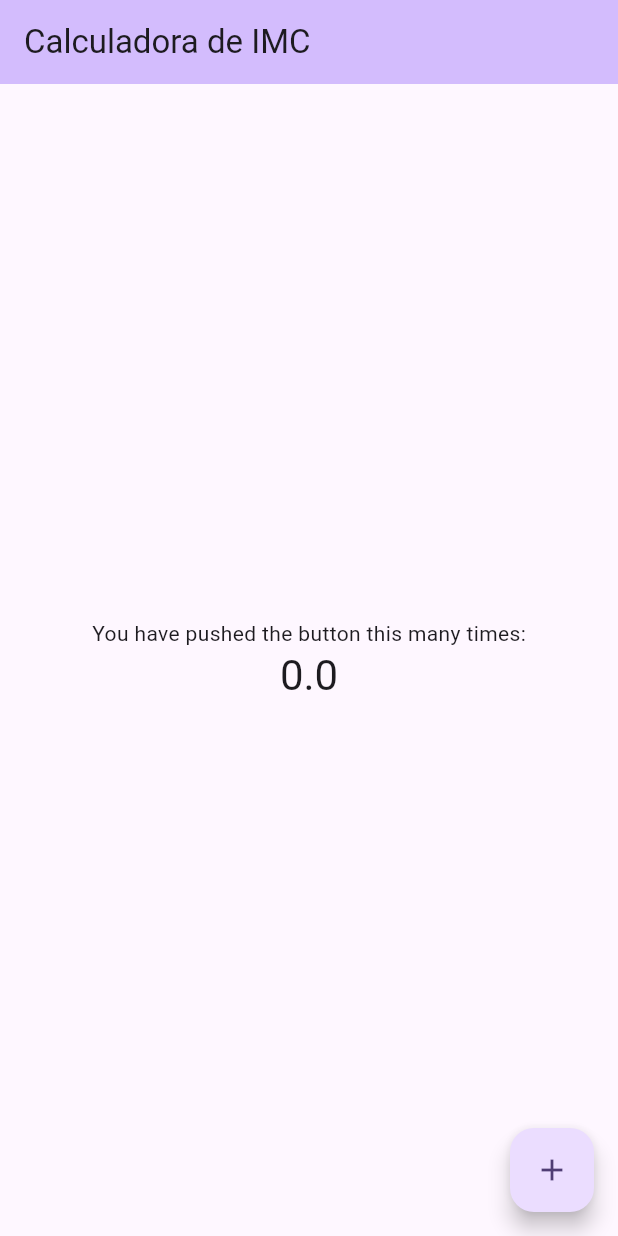
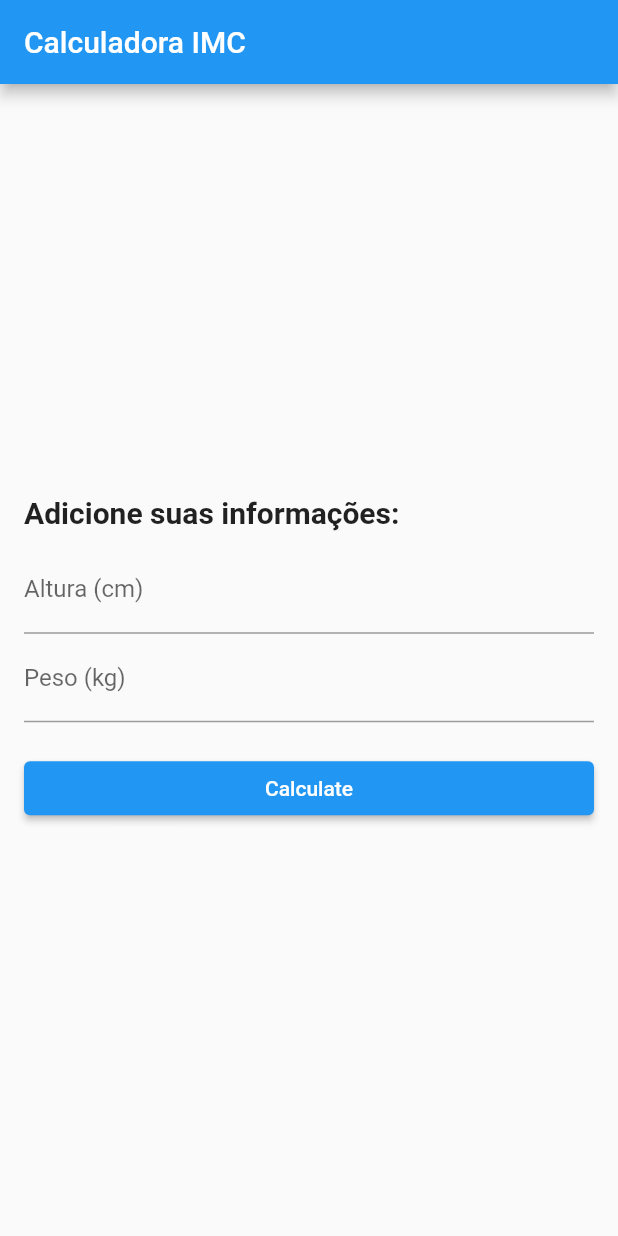
Before and after one commit to LucasRodrigues23/gado_certo, a Flutter app: the screen it shows after launch, on a phone screen of 412 x 824 dp. Run offline on Flutter 3.47's test engine with Material 2 defaults, Android fonts, the phone set to English and light mode, and no system bars.

Commit message:
feat create IMC caculator

```diff
--- a/lib/main.dart
+++ b/lib/main.dart
@@ -1,74 +1,154 @@
 import 'package:flutter/material.dart';
 
 void main() {
-  runApp(const MyApp());
+  runApp(const IMCCalculatorApp());
 }
 
-class MyApp extends StatelessWidget {
-  const MyApp({super.key});
+class IMCCalculatorApp extends StatelessWidget {
+  const IMCCalculatorApp({super.key});
 
   @override
   Widget build(BuildContext context) {
     return MaterialApp(
-      title: 'Calculadora de IMC',
+      title: 'IMC Calculator',
       theme: ThemeData(
-        colorScheme: ColorScheme.fromSeed(seedColor: Colors.deepPurple),
-        useMaterial3: true,
+        primarySwatch: Colors.blue,
       ),
-      home: const MyHomePage(title: 'Calculadora de IMC'),
+      home: const InputScreen(),
     );
   }
 }
 
-class MyHomePage extends StatefulWidget {
-  const MyHomePage({super.key, required this.title});
-
-  final String title;
+class InputScreen extends StatefulWidget {
+  const InputScreen({super.key});
 
   @override
-  State<MyHomePage> createState() => _MyHomePageState();
+  State<InputScreen> createState() => _InputScreenState();
 }
 
-class _MyHomePageState extends State<MyHomePage> {
-  double _counter = 0;
-
-  void _incrementCounter() {
-    setState(() {
-      _counter++;
-    });
-  }
+class _InputScreenState extends State<InputScreen> {
+  TextEditingController heightController = TextEditingController();
+  TextEditingController weightController = TextEditingController();
 
   @override
   Widget build(BuildContext context) {
+    return Scaffold(
+      appBar: AppBar(title: const Text('Calculadora IMC')),
+      body: Padding(
+        padding: const EdgeInsets.all(16.0),
+        child: Column(
+          mainAxisAlignment: MainAxisAlignment.center,
+          crossAxisAlignment: CrossAxisAlignment.stretch,
+          children: [
+            const Text(
+              'Adicione suas informações:',
+              style: TextStyle(fontSize: 20, fontWeight: FontWeight.bold),
+            ),
+            const SizedBox(height: 10),
+            TextField(
+              controller: heightController,
+              decoration: const InputDecoration(labelText: 'Altura (cm)'),
+              keyboardType: TextInputType.number,
+            ),
+            TextField(
+              controller: weightController,
+              decoration: const InputDecoration(labelText: 'Peso (kg)'),
+              keyboardType: TextInputType.number,
+            ),
+            const SizedBox(height: 20),
+            ElevatedButton(
+              onPressed: () {
+                double height = double.tryParse(heightController.text) ?? 0;
+                double weight = double.tryParse(weightController.text) ?? 0;
+                double imc = calculateIMC(height, weight);
 
-    return Scaffold(
-      appBar: AppBar(
-
-        backgroundColor: Theme.of(context).colorScheme.inversePrimary,
-
-        title: Text(widget.title),
-      ),
-      body: Center(
-
-        child: Column(
-
-          mainAxisAlignment: MainAxisAlignment.center,
-          children: <Widget>[
-            const Text(
-              'You have pushed the button this many times:',
-            ),
-            Text(
-              '$_counter',
-              style: Theme.of(context).textTheme.headlineMedium,
+                if (imc.isNaN) {
+                  showDialog(
+                    context: context,
+                    builder: (context) {
+                      return AlertDialog(
+                        title: const Text('Erro'),
+                        content: const Text(
+                            'O valor do IMC não pôde ser calculado.'),
+                        actions: [
+                          TextButton(
+                            onPressed: () {
+                              Navigator.pop(context);
+                            },
+                            child: const Text('OK'),
+                          ),
+                        ],
+                      );
+                    },
+                  );
+                } else {
+                  Navigator.push(
+                    context,
+                    MaterialPageRoute(
+                      builder: (context) => ResultScreen(imc: imc),
+                    ),
+                  );
+                }
+              },
+              child: const Text('Calculate'),
             ),
           ],
         ),
       ),
-      floatingActionButton: FloatingActionButton(
-        onPressed: _incrementCounter,
-        tooltip: 'Increment',
-        child: const Icon(Icons.add),
-      ), // This trailing comma makes auto-formatting nicer for build methods.
+    );
+  }
+
+  double calculateIMC(double height, double weight) {
+    return weight / ((height / 100) * (height / 100));
+  }
+}
+
+class ResultScreen extends StatelessWidget {
+  final double imc;
+
+  const ResultScreen({super.key, required this.imc});
+
+  @override
+  Widget build(BuildContext context) {
+    String resultText = 'IMC ideal';
+    IconData resultIcon = Icons.check;
+    Color resultColor = Colors.green;
+    if (imc < 18.5) {
+      resultText = 'IMC abaixo do ideal';
+      resultIcon = Icons.warning;
+      resultColor = Colors.orange;
+    } else if (imc >= 24.5) {
+      resultText = 'IMC acima do ideal';
+      resultIcon = Icons.error;
+      resultColor = Colors.red;
+    }
+
+    return Scaffold(
+      backgroundColor: resultColor,
+      appBar: AppBar(title: const Text('Result')),
+      body: Center(
+        child: Column(
+          mainAxisAlignment: MainAxisAlignment.center,
+          children: [
+            Icon(resultIcon, size: 100, color: Colors.white),
+            const SizedBox(height: 20),
+            Text(
+              'Seu imc: ${imc.toStringAsFixed(2)}',
+              style: const TextStyle(
+                  color: Colors.white,
+                  fontSize: 24,
+                  fontWeight: FontWeight.bold),
+            ),
+            Text(
+              resultText,
+              style: const TextStyle(
+                  color: Colors.white,
+                  fontSize: 24,
+                  fontWeight: FontWeight.bold),
+            ),
+          ],
+        ),
+      ),
     );
   }
 }
```
